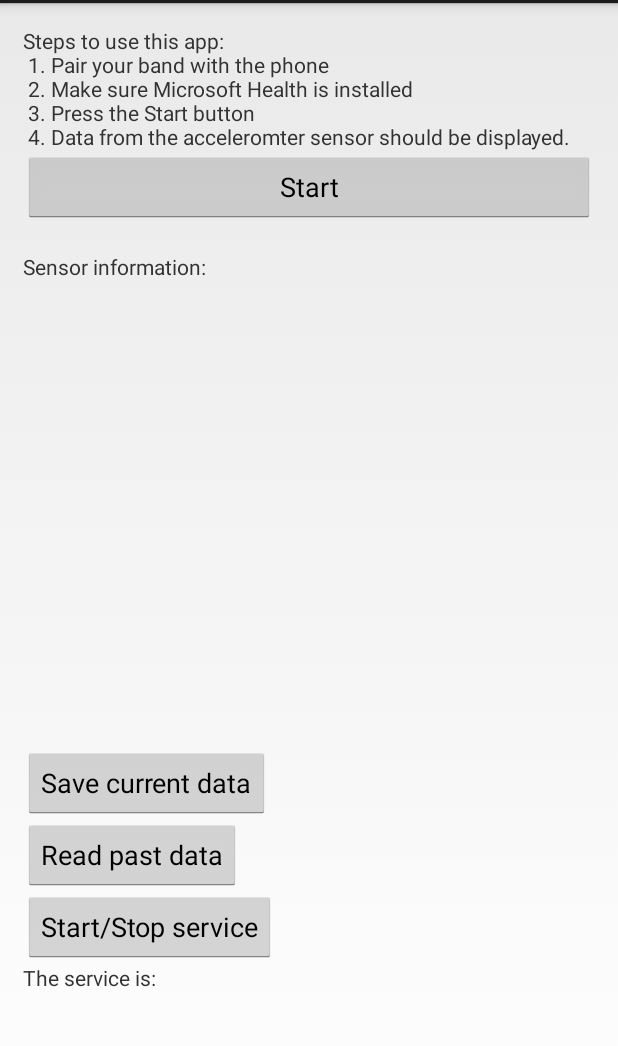
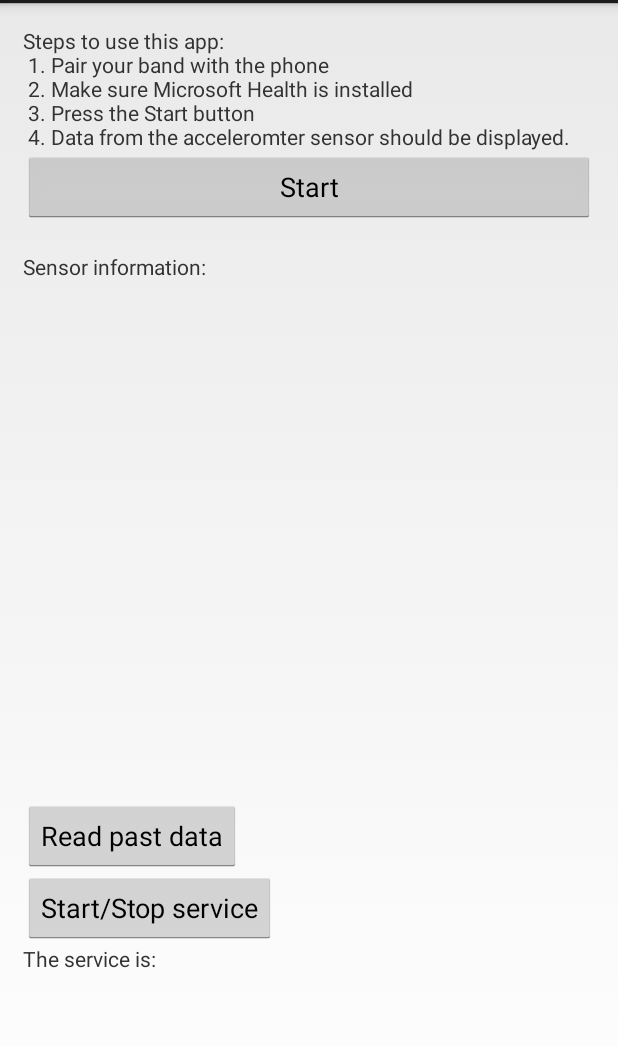
Before and after one commit to jonieva/DB, an Android app: the screen it shows after launch (BandStreamingAppActivity), on a phone screen of 412 x 824 dp, the part 69-1115 px from its top. Run offline under Robolectric (Android 15) with nearby library versions, the phone set to English and light mode, and no system bars.

Commit message:
Code cleaning

```diff
--- a/app/src/main/res/layout/activity_main.xml
+++ b/app/src/main/res/layout/activity_main.xml
@@ -46,14 +46,6 @@
     <Button
         android:layout_width="wrap_content"
         android:layout_height="wrap_content"
-        android:text="Save current data"
-        android:id="@+id/btnSaveData"
-        android:onClick="onSaveCurrentData"
-        android:nestedScrollingEnabled="true" />
-
-    <Button
-        android:layout_width="wrap_content"
-        android:layout_height="wrap_content"
         android:text="Read past data"
         android:id="@+id/btnReadData" />
 
```
Also changed, not shown: app/src/main/java/diabeatIT/BandStreamingAppActivity.java (+4 -51 lines).
